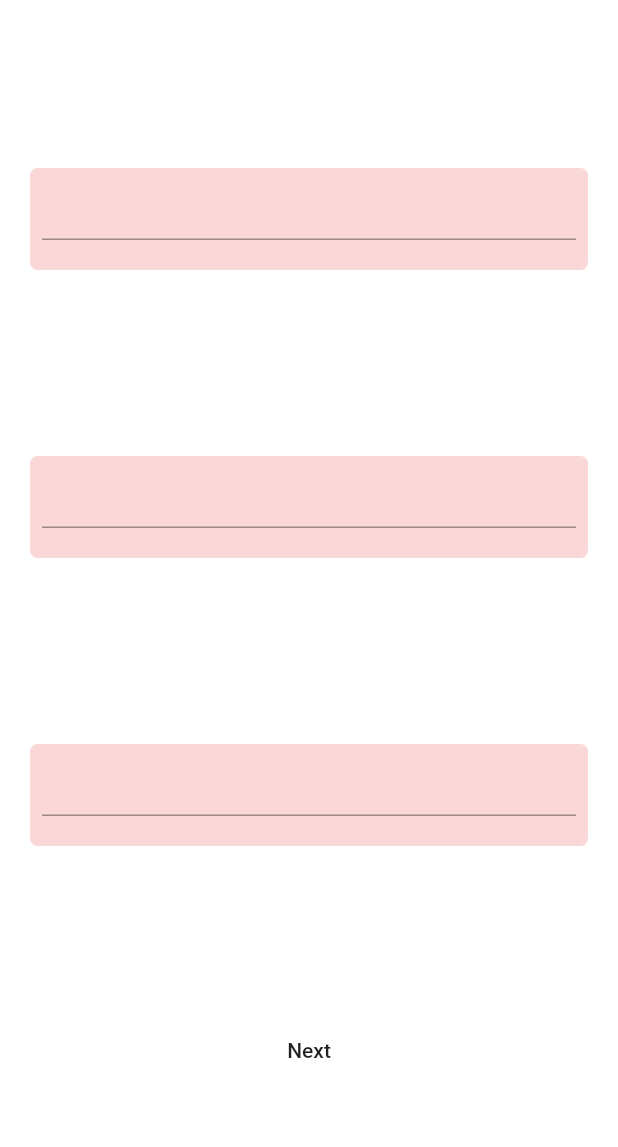
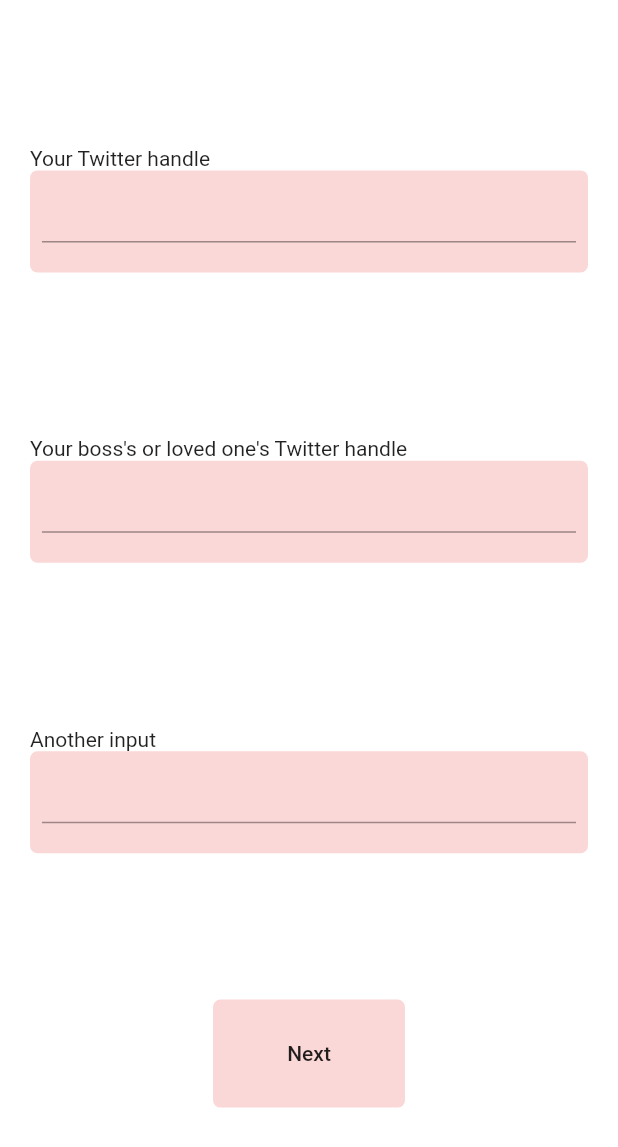
Before and after one commit to yossaj/unnecessay_consequences, a Flutter app: the screen it shows after launch, on a phone screen of 412 x 824 dp. Shown: the top 1147 px of the screen. Run offline on Flutter 3.47's test engine with Material 2 defaults, Android fonts, the phone set to English and light mode, and no system bars; our stand-ins replace animated_text_kit; missing offline and left inert: twitter_api.

Commit message:
registration text input labels added, countdown button can be reset when clicked

```diff
--- a/lib/screens/registration_screen.dart
+++ b/lib/screens/registration_screen.dart
@@ -1,5 +1,6 @@
 import 'package:flutter/material.dart';
 import 'package:twitter_api/twitter_api.dart';
+import 'package:unnecessary_consequences/keys.dart';
 
 class RegistrationScreen extends StatefulWidget {
 
@@ -12,10 +13,10 @@ class RegistrationScreen extends StatefulWidget {
 class _RegistrationScreenState extends State<RegistrationScreen> {
 
   final _twitterOauth = new twitterApi(
-      consumerKey: '',
-      consumerSecret: '',
-      token: '',
-      tokenSecret: ''
+      consumerKey: consumerKey,
+      consumerSecret: consumerSecret,
+      token: token,
+      tokenSecret: tokenSecret
   );
 
   void triggerRequest() async{
@@ -53,14 +54,22 @@ class _RegistrationScreenState extends State<RegistrationScreen> {
       body: Column(
         mainAxisAlignment: MainAxisAlignment.spaceEvenly,
         children: [
-          RegTextField(),
-          RegTextField(),
-          RegTextField(),
-          FlatButton(
+          RegTextField(inputTitle: 'Your Twitter handle',),
+          RegTextField(inputTitle: 'Your boss\'s or loved one\'s Twitter handle'),
+          RegTextField(inputTitle: 'Another input',),
+          Container(
+            padding:  EdgeInsets.symmetric(vertical: 12, horizontal: 20),
+            child: FlatButton(
               child: Text('Next'),
               onPressed: (){
                 Navigator.pushNamed(context, '3');
               },
+            ),
+            decoration: BoxDecoration(
+              color: Color(0x44F16C6C),
+              borderRadius: BorderRadius.circular(5),
+
+            ),
           )
         ],
       ),
@@ -69,16 +78,27 @@ class _RegistrationScreenState extends State<RegistrationScreen> {
 }
 
 class RegTextField extends StatefulWidget {
+
+
+  RegTextField({this.inputTitle});
+
+  String inputTitle;
+
   @override
   _RegTextFieldState createState() => _RegTextFieldState();
 }
+
 
 class _RegTextFieldState extends State<RegTextField> {
   @override
   Widget build(BuildContext context) {
     return Padding(
       padding: const EdgeInsets.symmetric(vertical: 12, horizontal: 20),
-      child: Container(
+      child: Column(
+        crossAxisAlignment: CrossAxisAlignment.start,
+        children: [
+          Text(widget.inputTitle),
+          Container(
             padding: EdgeInsets.only(bottom: 20, left: 8, right: 8),
             child: TextField(
               style: TextStyle(
@@ -92,6 +112,8 @@ class _RegTextFieldState extends State<RegTextField> {
             ),
 
           ),
+        ],
+      ),
     );
   }
 }
--- a/lib/screens/welcome_screen.dart
+++ b/lib/screens/welcome_screen.dart
@@ -17,7 +17,6 @@ class _WelcomeScreenState extends State<WelcomeScreen> {
     Timer(Duration(seconds: 4), () {
       Navigator.pushNamed(context, '2');
     });
-    // TODO: implement initState
     super.initState();
   }
 
```
Also changed, not shown: lib/screens/time_screen.dart (+21 -2 lines). Lines whose indentation alone changed are shown as unchanged.
